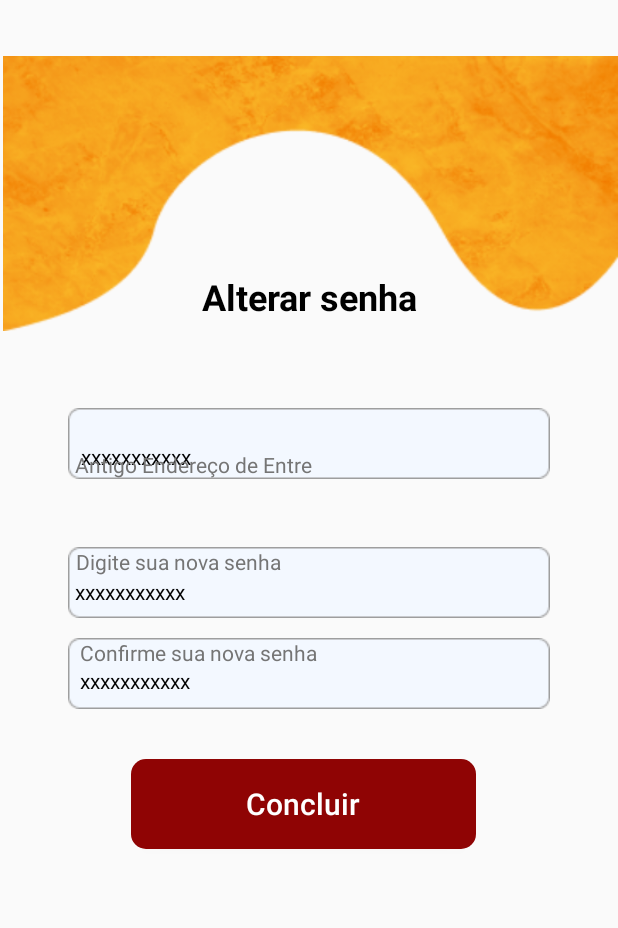
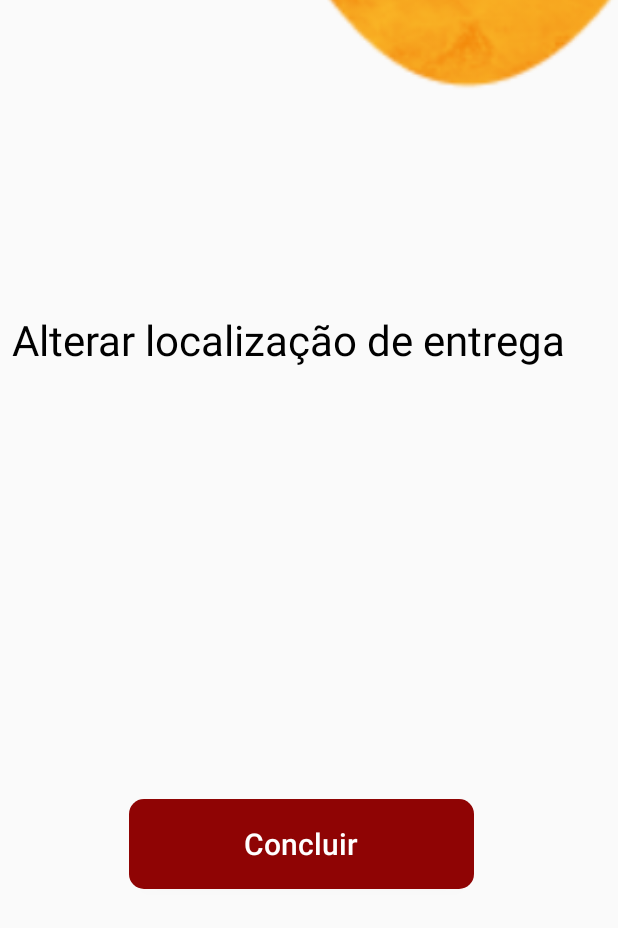
Before and after one commit to Isabelaiff/Equality_Food_Android, an Android app: the LocalizacaoEntrega screen opened directly, with no data from a screen before it, on a phone screen of 412 x 824 dp. Shown: the top 928 px of the screen. Run offline under Robolectric (Android 15) with nearby library versions, the phone set to English and light mode, and no system bars; 4 statements that could not run were skipped.

Commit message:
Atualizações nas telas de perfil, alterar localização e sem internet

```diff
--- a/app/src/main/AndroidManifest.xml
+++ b/app/src/main/AndroidManifest.xml
@@ -106,6 +106,10 @@
     <uses-permission android:name="android.permission.CAMERA" />
     <uses-feature android:name="android.hardware.camera" />
     <uses-feature android:name="android.hardware.camera.autofocus" />
+    <uses-permission android:name="android.permission.INTERNET" />
+    <uses-permission android:name="android.permission.SENDTO" />
+    <uses-permission android:name="android.permission.ACCESS_NETWORK_STATE" />
+
 
 
 </manifest>
--- a/app/src/main/res/layout/activity_localizacao_entrega.xml
+++ b/app/src/main/res/layout/activity_localizacao_entrega.xml
@@ -8,147 +8,147 @@
 
     <TextView
         android:id="@+id/textView"
-        android:layout_width="161dp"
-        android:layout_height="29dp"
+        android:layout_width="396dp"
+        android:layout_height="71dp"
         android:layout_marginTop="181dp"
-        android:text="Alterar senha"
+        android:text="Alterar localização de entrega"
         android:textColor="@color/black"
-        android:textSize="24dp"
-        android:textStyle="bold"
-        app:layout_constraintBottom_toBottomOf="parent"
-        app:layout_constraintEnd_toEndOf="parent"
-        app:layout_constraintHorizontal_bias="0.538"
-        app:layout_constraintStart_toStartOf="parent"
-        app:layout_constraintTop_toTopOf="parent"
-        app:layout_constraintVertical_bias="0.0" />
-
-    <ImageView
-        android:id="@+id/voltarPagamento"
-        android:layout_width="wrap_content"
-        android:layout_height="wrap_content"
-        android:layout_marginBottom="412dp"
-        app:layout_constraintBottom_toBottomOf="parent"
-        app:layout_constraintEnd_toEndOf="parent"
-        app:layout_constraintStart_toStartOf="parent"
-        app:srcCompat="@drawable/rectangle_7" />
-
-    <TextView
-        android:id="@+id/editInfo"
-        android:layout_width="wrap_content"
-        android:layout_height="wrap_content"
-        android:text="Nova senha"
-        android:textColor="#757575"
-        app:layout_constraintBottom_toBottomOf="@+id/imageView10"
-        app:layout_constraintEnd_toEndOf="@+id/imageView10"
-        app:layout_constraintHorizontal_bias="0.036"
-        app:layout_constraintStart_toStartOf="@+id/imageView10"
-        app:layout_constraintTop_toTopOf="@+id/imageView10"
-        app:layout_constraintVertical_bias="0.035" />
-
-    <ImageView
-        android:id="@+id/imageView11"
-        android:layout_width="wrap_content"
-        android:layout_height="wrap_content"
+        android:textSize="28sp"
+        android:textStyle="normal"
         app:layout_constraintBottom_toBottomOf="parent"
         app:layout_constraintEnd_toEndOf="parent"
         app:layout_constraintStart_toStartOf="parent"
         app:layout_constraintTop_toTopOf="parent"
-        app:layout_constraintVertical_bias="0.548"
-        app:srcCompat="@drawable/rectangle_7" />
+        app:layout_constraintVertical_bias="0.046" />
 
-    <TextView
-        android:id="@+id/textView9"
-        android:layout_width="wrap_content"
-        android:layout_height="wrap_content"
-        android:text="Confirme sua nova senha"
-        android:textColor="#757575"
-        app:layout_constraintBottom_toBottomOf="@+id/imageView11"
-        app:layout_constraintEnd_toEndOf="@+id/imageView11"
-        app:layout_constraintHorizontal_bias="0.049"
-        app:layout_constraintStart_toStartOf="@+id/imageView11"
-        app:layout_constraintTop_toTopOf="@+id/imageView11"
-        app:layout_constraintVertical_bias="0.0" />
+<!--    <ImageView-->
+<!--        android:id="@+id/voltarPagamento"-->
+<!--        android:layout_width="wrap_content"-->
+<!--        android:layout_height="wrap_content"-->
+<!--        android:layout_marginBottom="412dp"-->
+<!--        app:layout_constraintBottom_toBottomOf="parent"-->
+<!--        app:layout_constraintEnd_toEndOf="parent"-->
+<!--        app:layout_constraintStart_toStartOf="parent"-->
+<!--        app:srcCompat="@drawable/rectangle_7" />-->
 
-    <TextView
-        android:id="@+id/textView3"
-        android:layout_width="wrap_content"
-        android:layout_height="wrap_content"
-        android:text="xxxxxxxxxxx"
-        android:textColor="@color/black"
-        android:textSize="14dp"
-        app:layout_constraintBottom_toBottomOf="@+id/voltarPagamento"
-        app:layout_constraintEnd_toEndOf="@+id/voltarPagamento"
-        app:layout_constraintHorizontal_bias="0.02"
-        app:layout_constraintStart_toStartOf="@+id/voltarPagamento"
-        app:layout_constraintTop_toTopOf="@+id/voltarPagamento"
-        app:layout_constraintVertical_bias="0.714"
-        tools:ignore="TextSizeCheck" />
+<!--    <TextView-->
+<!--        android:id="@+id/editInfo"-->
+<!--        android:layout_width="wrap_content"-->
+<!--        android:layout_height="wrap_content"-->
+<!--        android:text="Nova senha"-->
+<!--        android:textColor="#757575"-->
+<!--        app:layout_constraintBottom_toBottomOf="@+id/imageView10"-->
+<!--        app:layout_constraintEnd_toEndOf="@+id/imageView10"-->
+<!--        app:layout_constraintHorizontal_bias="0.036"-->
+<!--        app:layout_constraintStart_toStartOf="@+id/imageView10"-->
+<!--        app:layout_constraintTop_toTopOf="@+id/imageView10"-->
+<!--        app:layout_constraintVertical_bias="0.035" />-->
 
-    <ImageView
-        android:id="@+id/imageView10"
-        android:layout_width="wrap_content"
-        android:layout_height="wrap_content"
-        app:layout_constraintBottom_toBottomOf="parent"
-        app:layout_constraintEnd_toEndOf="parent"
-        app:layout_constraintStart_toStartOf="parent"
-        app:layout_constraintTop_toTopOf="parent"
-        app:layout_constraintVertical_bias="0.35"
-        app:srcCompat="@drawable/rectangle_7" />
+<!--    <ImageView-->
+<!--        android:id="@+id/imageView11"-->
+<!--        android:layout_width="wrap_content"-->
+<!--        android:layout_height="wrap_content"-->
+<!--        app:layout_constraintBottom_toBottomOf="parent"-->
+<!--        app:layout_constraintEnd_toEndOf="parent"-->
+<!--        app:layout_constraintStart_toStartOf="parent"-->
+<!--        app:layout_constraintTop_toTopOf="parent"-->
+<!--        app:layout_constraintVertical_bias="0.548"-->
+<!--        app:srcCompat="@drawable/rectangle_7" />-->
 
-    <TextView
-        android:id="@+id/textView4"
-        android:layout_width="wrap_content"
-        android:layout_height="wrap_content"
-        android:text="xxxxxxxxxxx"
-        android:textColor="@color/black"
-        android:textSize="14dp"
-        app:layout_constraintBottom_toBottomOf="@+id/imageView10"
-        app:layout_constraintEnd_toEndOf="@+id/imageView10"
-        app:layout_constraintHorizontal_bias="0.036"
-        app:layout_constraintStart_toStartOf="@+id/imageView10"
-        app:layout_constraintTop_toTopOf="@+id/imageView10"
-        app:layout_constraintVertical_bias="0.821"
-        tools:ignore="TextSizeCheck" />
+<!--    <TextView-->
+<!--        android:id="@+id/textView9"-->
+<!--        android:layout_width="wrap_content"-->
+<!--        android:layout_height="wrap_content"-->
+<!--        android:text="Confirme sua nova senha"-->
+<!--        android:textColor="#757575"-->
+<!--        app:layout_constraintBottom_toBottomOf="@+id/imageView11"-->
+<!--        app:layout_constraintEnd_toEndOf="@+id/imageView11"-->
+<!--        app:layout_constraintHorizontal_bias="0.049"-->
+<!--        app:layout_constraintStart_toStartOf="@+id/imageView11"-->
+<!--        app:layout_constraintTop_toTopOf="@+id/imageView11"-->
+<!--        app:layout_constraintVertical_bias="0.0" />-->
 
-    <TextView
-        android:id="@+id/inputEmail"
-        android:layout_width="wrap_content"
-        android:layout_height="wrap_content"
-        android:text="xxxxxxxxxxx"
-        android:textColor="@color/black"
-        android:textSize="14dp"
-        app:layout_constraintBottom_toBottomOf="@+id/imageView11"
-        app:layout_constraintEnd_toEndOf="@+id/imageView11"
-        app:layout_constraintHorizontal_bias="0.032"
-        app:layout_constraintStart_toStartOf="@+id/imageView11"
-        app:layout_constraintTop_toTopOf="@+id/imageView11"
-        app:layout_constraintVertical_bias="0.678"
-        tools:ignore="TextSizeCheck" />
+<!--    <TextView-->
+<!--        android:id="@+id/textView3"-->
+<!--        android:layout_width="wrap_content"-->
+<!--        android:layout_height="wrap_content"-->
+<!--        android:text="xxxxxxxxxxx"-->
+<!--        android:textColor="@color/black"-->
+<!--        android:textSize="14dp"-->
+<!--        app:layout_constraintBottom_toBottomOf="@+id/voltarPagamento"-->
+<!--        app:layout_constraintEnd_toEndOf="@+id/voltarPagamento"-->
+<!--        app:layout_constraintHorizontal_bias="0.02"-->
+<!--        app:layout_constraintStart_toStartOf="@+id/voltarPagamento"-->
+<!--        app:layout_constraintTop_toTopOf="@+id/voltarPagamento"-->
+<!--        app:layout_constraintVertical_bias="0.714"-->
+<!--        tools:ignore="TextSizeCheck" />-->
 
-    <TextView
-        android:id="@+id/textView2"
-        android:layout_width="161dp"
-        android:layout_height="20dp"
-        android:text="Digite sua nova senha"
-        android:textColor="#757575"
-        app:layout_constraintBottom_toBottomOf="@+id/voltarPagamento"
-        app:layout_constraintEnd_toEndOf="@+id/voltarPagamento"
-        app:layout_constraintHorizontal_bias="0.033"
-        app:layout_constraintStart_toStartOf="@+id/voltarPagamento"
-        app:layout_constraintTop_toTopOf="@+id/voltarPagamento"
-        app:layout_constraintVertical_bias="0.0" />
+<!--    <ImageView-->
+<!--        android:id="@+id/imageView10"-->
+<!--        android:layout_width="wrap_content"-->
+<!--        android:layout_height="wrap_content"-->
+<!--        app:layout_constraintBottom_toBottomOf="parent"-->
+<!--        app:layout_constraintEnd_toEndOf="parent"-->
+<!--        app:layout_constraintHorizontal_bias="0.456"-->
+<!--        app:layout_constraintStart_toStartOf="parent"-->
+<!--        app:layout_constraintTop_toTopOf="parent"-->
+<!--        app:layout_constraintVertical_bias="0.43"-->
+<!--        app:srcCompat="@drawable/rectangle_7" />-->
 
-    <TextView
-        android:id="@+id/textView12"
-        android:layout_width="213dp"
-        android:layout_height="20dp"
-        android:layout_marginBottom="504dp"
-        android:text="Antigo Endereço de Entre"
-        android:textColor="#757575"
-        app:layout_constraintBottom_toBottomOf="parent"
-        app:layout_constraintEnd_toEndOf="parent"
-        app:layout_constraintHorizontal_bias="0.25"
-        app:layout_constraintStart_toStartOf="parent" />
+<!--    <TextView-->
+<!--        android:id="@+id/textView4"-->
+<!--        android:layout_width="wrap_content"-->
+<!--        android:layout_height="wrap_content"-->
+<!--        android:text="xxxxxxxxxxx"-->
+<!--        android:textColor="@color/black"-->
+<!--        android:textSize="14dp"-->
+<!--        app:layout_constraintBottom_toBottomOf="@+id/imageView10"-->
+<!--        app:layout_constraintEnd_toEndOf="@+id/imageView10"-->
+<!--        app:layout_constraintHorizontal_bias="0.036"-->
+<!--        app:layout_constraintStart_toStartOf="@+id/imageView10"-->
+<!--        app:layout_constraintTop_toTopOf="@+id/imageView10"-->
+<!--        app:layout_constraintVertical_bias="0.821"-->
+<!--        tools:ignore="TextSizeCheck" />-->
+
+<!--    <TextView-->
+<!--        android:id="@+id/inputEmail"-->
+<!--        android:layout_width="wrap_content"-->
+<!--        android:layout_height="wrap_content"-->
+<!--        android:text="xxxxxxxxxxx"-->
+<!--        android:textColor="@color/black"-->
+<!--        android:textSize="14dp"-->
+<!--        app:layout_constraintBottom_toBottomOf="@+id/imageView11"-->
+<!--        app:layout_constraintEnd_toEndOf="@+id/imageView11"-->
+<!--        app:layout_constraintHorizontal_bias="0.032"-->
+<!--        app:layout_constraintStart_toStartOf="@+id/imageView11"-->
+<!--        app:layout_constraintTop_toTopOf="@+id/imageView11"-->
+<!--        app:layout_constraintVertical_bias="0.678"-->
+<!--        tools:ignore="TextSizeCheck" />-->
+
+<!--    <TextView-->
+<!--        android:id="@+id/textView2"-->
+<!--        android:layout_width="161dp"-->
+<!--        android:layout_height="20dp"-->
+<!--        android:text="Digite sua nova senha"-->
+<!--        android:textColor="#757575"-->
+<!--        app:layout_constraintBottom_toBottomOf="@+id/voltarPagamento"-->
+<!--        app:layout_constraintEnd_toEndOf="@+id/voltarPagamento"-->
+<!--        app:layout_constraintHorizontal_bias="0.033"-->
+<!--        app:layout_constraintStart_toStartOf="@+id/voltarPagamento"-->
+<!--        app:layout_constraintTop_toTopOf="@+id/voltarPagamento"-->
+<!--        app:layout_constraintVertical_bias="0.0" />-->
+
+<!--    <TextView-->
+<!--        android:id="@+id/textView12"-->
+<!--        android:layout_width="213dp"-->
+<!--        android:layout_height="20dp"-->
+<!--        android:layout_marginBottom="600dp"-->
+<!--        android:text="Antigo Endereço de Entre"-->
+<!--        android:textColor="#757575"-->
+<!--        app:layout_constraintBottom_toBottomOf="parent"-->
+<!--        app:layout_constraintEnd_toEndOf="parent"-->
+<!--        app:layout_constraintHorizontal_bias="0.367"-->
+<!--        app:layout_constraintStart_toStartOf="parent" />-->
 
     <Button
         android:id="@+id/btnCodigo"
@@ -160,19 +160,35 @@
         android:textSize="20sp"
         app:layout_constraintBottom_toBottomOf="parent"
         app:layout_constraintEnd_toEndOf="parent"
-        app:layout_constraintHorizontal_bias="0.479"
+        app:layout_constraintHorizontal_bias="0.472"
         app:layout_constraintStart_toStartOf="parent"
         app:layout_constraintTop_toTopOf="parent"
-        app:layout_constraintVertical_bias="0.662" />
+        app:layout_constraintVertical_bias="0.697" />
 
     <ImageView
         android:id="@+id/imageView15"
-        android:layout_width="410dp"
-        android:layout_height="246dp"
-        android:layout_marginBottom="572dp"
+        android:layout_width="766dp"
+        android:layout_height="353dp"
+        android:layout_marginBottom="736dp"
         app:layout_constraintBottom_toBottomOf="parent"
         app:layout_constraintEnd_toEndOf="parent"
         app:layout_constraintHorizontal_bias="1.0"
         app:layout_constraintStart_toStartOf="parent"
         app:srcCompat="@drawable/cabecalho" />
+
+    <ImageButton
+        android:id="@+id/imageButton5"
+        android:layout_width="51dp"
+        android:layout_height="48dp"
+        android:layout_marginTop="320dp"
+        android:layout_marginEnd="72dp"
+        android:background="#00FFFFFF"
+        android:contentDescription="seta"
+        app:layout_constraintBottom_toTopOf="@+id/editInfo"
+        app:layout_constraintEnd_toStartOf="@+id/textView"
+        app:layout_constraintHorizontal_bias="0.881"
+        app:layout_constraintStart_toStartOf="parent"
+        app:layout_constraintTop_toTopOf="@+id/imageView15"
+        app:layout_constraintVertical_bias="0.0"
+        app:srcCompat="@drawable/header" />
 </androidx.constraintlayout.widget.ConstraintLayout>
```
Also changed, not shown: app/src/main/java/com/example/equalityfood/Adapter.java (+24 -5 lines), app/src/main/java/com/example/equalityfood/Carrinho.java (+8 -4 lines), app/src/main/java/com/example/equalityfood/LocalizacaoEntrega.java (+23 -0 lines), app/src/main/java/com/example/equalityfood/Login.java (+3 -4 lines), app/src/main/java/com/example/equalityfood/Perfil.java (+29 -1 lines), app/src/main/java/com/example/equalityfood/telaSemInternet.java (+12 -0 lines), app/src/main/res/layout/activity_carrinho.xml (+6 -3 lines), app/src/main/res/layout/activity_perfil.xml (+12 -6 lines), app/src/main/res/menu/menu_drawer.xml (+4 -6 lines).
